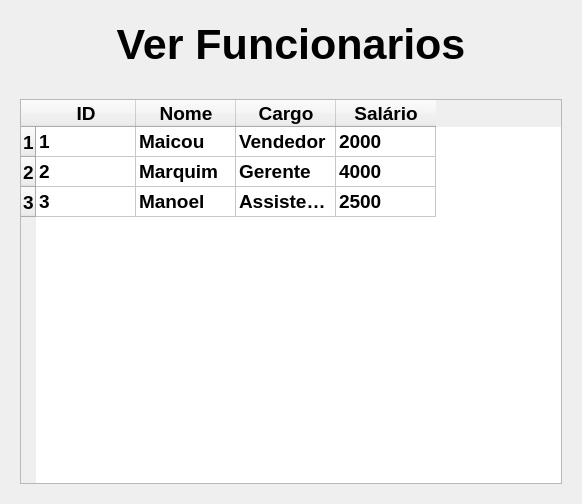
Before: the Qt Designer form Tarde/Aula 47/SistemaRH/Designs/TelaVerFuncionarios.ui in TarikPonciano/Ninho-Devs-2, drawn with Qt 5.
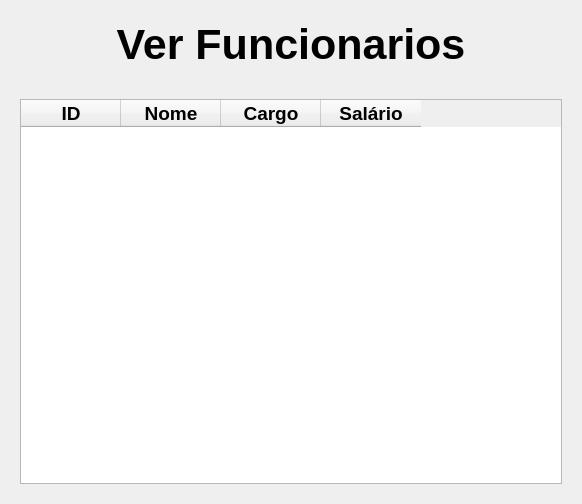
After: the same form once the commit is applied.

```diff
--- a/Tarde/Aula 47/SistemaRH/Designs/TelaVerFuncionarios.ui
+++ b/Tarde/Aula 47/SistemaRH/Designs/TelaVerFuncionarios.ui
@@ -56,21 +56,6 @@
      <property name="styleSheet">
       <string notr="true"/>
      </property>
-     <row>
-      <property name="text">
-       <string>1</string>
-      </property>
-     </row>
-     <row>
-      <property name="text">
-       <string>2</string>
-      </property>
-     </row>
-     <row>
-      <property name="text">
-       <string>3</string>
-      </property>
-     </row>
      <column>
       <property name="text">
        <string>ID</string>
@@ -91,66 +76,6 @@
        <string>Salário</string>
       </property>
      </column>
-     <item row="0" column="0">
-      <property name="text">
-       <string>1</string>
-      </property>
-     </item>
-     <item row="0" column="1">
-      <property name="text">
-       <string>Maicou</string>
-      </property>
-     </item>
-     <item row="0" column="2">
-      <property name="text">
-       <string>Vendedor</string>
-      </property>
-     </item>
-     <item row="0" column="3">
-      <property name="text">
-       <string>2000</string>
-      </property>
-     </item>
-     <item row="1" column="0">
-      <property name="text">
-       <string>2</string>
-      </property>
-     </item>
-     <item row="1" column="1">
-      <property name="text">
-       <string>Marquim</string>
-      </property>
-     </item>
-     <item row="1" column="2">
-      <property name="text">
-       <string>Gerente</string>
-      </property>
-     </item>
-     <item row="1" column="3">
-      <property name="text">
-       <string>4000</string>
-      </property>
-     </item>
-     <item row="2" column="0">
-      <property name="text">
-       <string>3</string>
-      </property>
-     </item>
-     <item row="2" column="1">
-      <property name="text">
-       <string>Manoel</string>
-      </property>
-     </item>
-     <item row="2" column="2">
-      <property name="text">
-       <string>Assistente</string>
-      </property>
-     </item>
-     <item row="2" column="3">
-      <property name="text">
-       <string>2500</string>
-      </property>
-     </item>
     </widget>
    </item>
   </layout>
```
